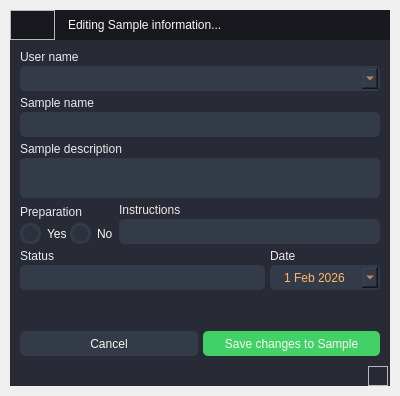
The window that src/app/ui/qt/editsampledialog.ui (AIR-G-UFOP/Saturn-SampleLog) describes before a commit, drawn with Qt 5.
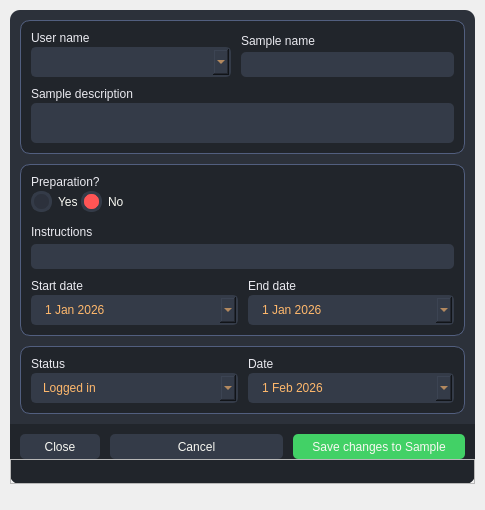
The same window after the commit. Icons and pictures are not drawn.

Patch:
```diff
--- a/src/app/ui/qt/editsampledialog.ui
+++ b/src/app/ui/qt/editsampledialog.ui
@@ -6,10 +6,28 @@
    <rect>
     <x>0</x>
     <y>0</y>
-    <width>400</width>
-    <height>396</height>
+    <width>485</width>
+    <height>510</height>
    </rect>
   </property>
+  <property name="sizePolicy">
+   <sizepolicy hsizetype="Preferred" vsizetype="Minimum">
+    <horstretch>0</horstretch>
+    <verstretch>0</verstretch>
+   </sizepolicy>
+  </property>
+  <property name="minimumSize">
+   <size>
+    <width>440</width>
+    <height>510</height>
+   </size>
+  </property>
+  <property name="maximumSize">
+   <size>
+    <width>750</width>
+    <height>510</height>
+   </size>
+  </property>
   <property name="windowTitle">
    <string>Dialog</string>
   </property>
@@ -18,39 +36,32 @@
 	color: #F8F8F2;
 	font: 8pt &quot;Inter 24pt Medium&quot;;
 }
-/* Bg App */
 #bgApp {	
-	background-color: #282A36;
+	background-color: rgb(44, 49, 58);
+	border-radius: 10px;
 }
-#contentTopBg {
-	background-color: #19181f;
+#ContentBox {border-radius: 10px;}
+#bottomBar {
+	background-color: rgb(33, 37, 43);
+	border-bottom-left-radius: 10px;
+	border-bottom-right-radius: 10px;
 }
-#topLogo {
-	background-image: url(:/imagem/images/saturn_logo.png);
-	background-position: center;
-	background-repeat: no-repeat;
+#bgPrep {
+	background-color: rgb(33, 37, 43);
+	border-radius: 10px;
+	border: 1px solid #525f7f;
 }
-#titleRightInfo { 
-	padding-left: 10px;
- }
-#closeAppBtn{ background-color: rgba(255, 255, 255, 0); border: none; }
-#closeAppBtn:hover{ background-color:#ff5555;}
-#closeAppBtn:pressed { background-color:rgb(193, 64, 64); border-style: solid;}
-/* Bottom Bar */
-#bottomBar { background-color: #282A36; }
-#bottomBar QLabel { font-size: 10px; color: rgb(113, 126, 149);}
-#bottomBar .QProgressBar {
-	border-radius: 5px;
-	background-color: rgb(52, 59, 72);
-	text-align: center;
-	color:  rgb(33, 37, 43);
-	font-size: 9px;
+#bgStatus {
+	background-color: rgb(33, 37, 43);
+	border-radius: 10px;
+	border: 1px solid #525f7f;
 }
-#bottomBar .QProgressBar::chunk {
-    background-color: #50FA7B;      
-    border-radius: 5px;
+#bgSample {
+	background-color: rgb(33, 37, 43);
+	border-radius: 10px;
+	border: 1px solid #525f7f;
 }
-/*Button */
+
 #btn_saveSample {
 	border-radius: 5px;	
 	border: none;
@@ -73,8 +84,17 @@
 #btn_cancel:pressed {
 	background-color: rgb(52, 59, 72);
 }
-
-/*LineEdit */
+#btn_close {
+	border-radius: 5px;	
+	border: none;
+	background-color: rgb(52, 59, 72);
+}
+#btn_close:hover {
+	background-color: #FF5555;
+}
+#btn_close:pressed {
+	background-color: rgb(52, 59, 72);
+}
 #content .QLineEdit {
 	background-color: rgb(52, 59, 72);
 	border-radius: 5px;
@@ -90,7 +110,6 @@
 	border: 2px solid rgb(91, 101, 124);
 }
 
-/*TextEdit */
 #content .QTextEdit {
 	background-color: rgb(52, 59, 72);
 	border-radius: 5px;
@@ -106,13 +125,11 @@
 	border: 2px solid rgb(91, 101, 124);
 }
 
-/*QLabel */
-#content .QLabel {
+QLabel {
 	color: #EAEAF0;
 	font: 8pt &quot;Inter 24pt Medium&quot;;
 }
 
-/*RadioButton */
 QRadioButton::indicator {
     border: 3px solid rgb(52, 59, 72);
 	width: 15px;
@@ -124,11 +141,14 @@
 QRadioButton::indicator:hover {
     border: 3px solid rgb(58, 66, 81);
 }
-QRadioButton::indicator:checked {
-    background: 3px solid #ffb86c;
+#prepNo::indicator:checked {
+    background: 3px solid #ff5555;
 	border: 3px solid rgb(52, 59, 72);	
 }
-/*ComboBox */
+#prepYes::indicator:checked {
+    background: 3px solid rgb(66, 209, 102);
+	border: 3px solid rgb(52, 59, 72);	
+}
 QComboBox{
 	background-color: rgb(52, 59, 72);
 	border-radius: 5px;
@@ -190,8 +210,7 @@
 	background-color: rgb(33, 37, 43);
 	padding: 10px;
 	selection-background-color: rgb(39, 44, 54);
-}
-</string>
+}</string>
   </property>
   <layout class="QVBoxLayout" name="verticalLayout">
    <property name="spacing">
@@ -209,8 +228,14 @@
    <property name="bottomMargin">
     <number>10</number>
    </property>
-   <item>
+   <item alignment="Qt::AlignTop">
     <widget class="QFrame" name="bgApp">
+     <property name="sizePolicy">
+      <sizepolicy hsizetype="Preferred" vsizetype="Expanding">
+       <horstretch>0</horstretch>
+       <verstretch>0</verstretch>
+      </sizepolicy>
+     </property>
      <property name="styleSheet">
       <string notr="true"/>
      </property>
@@ -260,124 +285,6 @@
          <property name="bottomMargin">
           <number>0</number>
          </property>
-         <item>
-          <widget class="QFrame" name="contentTopBg">
-           <property name="minimumSize">
-            <size>
-             <width>0</width>
-             <height>30</height>
-            </size>
-           </property>
-           <property name="maximumSize">
-            <size>
-             <width>16777215</width>
-             <height>30</height>
-            </size>
-           </property>
-           <property name="frameShape">
-            <enum>QFrame::NoFrame</enum>
-           </property>
-           <property name="frameShadow">
-            <enum>QFrame::Raised</enum>
-           </property>
-           <layout class="QHBoxLayout" name="horizontalLayout">
-            <property name="spacing">
-             <number>0</number>
-            </property>
-            <property name="leftMargin">
-             <number>0</number>
-            </property>
-            <property name="topMargin">
-             <number>0</number>
-            </property>
-            <property name="rightMargin">
-             <number>0</number>
-            </property>
-            <property name="bottomMargin">
-             <number>0</number>
-            </property>
-            <item>
-             <widget class="QFrame" name="titleGripFrame">
-              <property name="frameShape">
-               <enum>QFrame::NoFrame</enum>
-              </property>
-              <property name="frameShadow">
-               <enum>QFrame::Raised</enum>
-              </property>
-              <layout class="QHBoxLayout" name="horizontalLayout_2">
-               <property name="spacing">
-                <number>0</number>
-               </property>
-               <property name="leftMargin">
-                <number>0</number>
-               </property>
-               <property name="topMargin">
-                <number>0</number>
-               </property>
-               <property name="rightMargin">
-                <number>0</number>
-               </property>
-               <property name="bottomMargin">
-                <number>0</number>
-               </property>
-               <item>
-                <widget class="QFrame" name="topLogo">
-                 <property name="minimumSize">
-                  <size>
-                   <width>45</width>
-                   <height>30</height>
-                  </size>
-                 </property>
-                 <property name="maximumSize">
-                  <size>
-                   <width>45</width>
-                   <height>30</height>
-                  </size>
-                 </property>
-                 <property name="frameShape">
-                  <enum>QFrame::StyledPanel</enum>
-                 </property>
-                 <property name="frameShadow">
-                  <enum>QFrame::Raised</enum>
-                 </property>
-                </widget>
-               </item>
-               <item>
-                <widget class="QLabel" name="titleRightInfo">
-                 <property name="text">
-                  <string>Editing Sample information...</string>
-                 </property>
-                </widget>
-               </item>
-               <item>
-                <widget class="QPushButton" name="closeAppBtn">
-                 <property name="minimumSize">
-                  <size>
-                   <width>35</width>
-                   <height>30</height>
-                  </size>
-                 </property>
-                 <property name="maximumSize">
-                  <size>
-                   <width>35</width>
-                   <height>30</height>
-                  </size>
-                 </property>
-                 <property name="text">
-                  <string/>
-                 </property>
-                 <property name="icon">
-                  <iconset resource="../resources/resources.qrc">
-                   <normaloff>:/icons/icons/cil-close.png</normaloff>:/icons/icons/cil-close.png</iconset>
-                 </property>
-                </widget>
-               </item>
-              </layout>
-             </widget>
-            </item>
-           </layout>
-          </widget>
-         </item>
          <item>
           <widget class="QFrame" name="contentBottom">
            <property name="frameShape">
@@ -410,9 +317,33 @@
               <property name="frameShadow">
                <enum>QFrame::Raised</enum>
               </property>
+              <layout class="QVBoxLayout" name="verticalLayout_16">
+               <property name="spacing">
+                <number>10</number>
+               </property>
+               <property name="leftMargin">
+                <number>10</number>
+               </property>
+               <property name="topMargin">
+                <number>10</number>
+               </property>
+               <property name="rightMargin">
+                <number>10</number>
+               </property>
+               <property name="bottomMargin">
+                <number>10</number>
+               </property>
+               <item alignment="Qt::AlignTop">
+                <widget class="QFrame" name="bgSample">
+                 <property name="frameShape">
+                  <enum>QFrame::NoFrame</enum>
+                 </property>
+                 <property name="frameShadow">
+                  <enum>QFrame::Raised</enum>
+                 </property>
               <layout class="QVBoxLayout" name="verticalLayout_11">
                <property name="spacing">
-                <number>5</number>
+                   <number>10</number>
                </property>
                <property name="leftMargin">
                 <number>10</number>
@@ -424,6 +355,11 @@
                 <number>10</number>
                </property>
                <property name="bottomMargin">
+                   <number>10</number>
+                  </property>
+                  <item>
+                   <layout class="QHBoxLayout" name="horizontalLayout_2">
+                    <property name="spacing">
                 <number>10</number>
                </property>
                <item>
@@ -442,16 +378,19 @@
                   <widget class="QComboBox" name="userName">
                    <property name="minimumSize">
                     <size>
-                     <width>25</width>
-                     <height>25</height>
+                          <width>200</width>
+                          <height>30</height>
                     </size>
                    </property>
                    <property name="maximumSize">
                     <size>
                      <width>16777215</width>
-                     <height>25</height>
-                    </size>
-                   </property>
+                          <height>30</height>
+                         </size>
+                        </property>
+                        <property name="cursor">
+                         <cursorShape>PointingHandCursor</cursorShape>
+                        </property>
                   </widget>
                  </item>
                 </layout>
@@ -486,6 +425,8 @@
                  </item>
                 </layout>
                </item>
+                   </layout>
+                  </item>
                <item>
                 <layout class="QVBoxLayout" name="verticalLayout_7">
                  <property name="spacing">
@@ -516,8 +457,33 @@
                  </item>
                 </layout>
                </item>
-               <item>
-                <layout class="QHBoxLayout" name="horizontalLayout_5">
+                 </layout>
+                </widget>
+               </item>
+               <item alignment="Qt::AlignTop">
+                <widget class="QFrame" name="bgPrep">
+                 <property name="frameShape">
+                  <enum>QFrame::NoFrame</enum>
+                 </property>
+                 <property name="frameShadow">
+                  <enum>QFrame::Raised</enum>
+                 </property>
+                 <layout class="QVBoxLayout" name="verticalLayout_15">
+                  <property name="spacing">
+                   <number>10</number>
+                  </property>
+                  <property name="leftMargin">
+                   <number>10</number>
+                  </property>
+                  <property name="topMargin">
+                   <number>10</number>
+                  </property>
+                  <property name="rightMargin">
+                   <number>10</number>
+                  </property>
+                  <property name="bottomMargin">
+                   <number>10</number>
+                  </property>
                  <item>
                   <layout class="QVBoxLayout" name="verticalLayout_9">
                    <property name="spacing">
@@ -526,7 +492,7 @@
                    <item>
                     <widget class="QLabel" name="label_5">
                      <property name="text">
-                      <string>Preparation</string>
+                       <string>Preparation?</string>
                      </property>
                     </widget>
                    </item>
@@ -544,12 +510,64 @@
                        <property name="text">
                         <string>No</string>
                        </property>
-                      </widget>
-                     </item>
+                        <property name="checked">
+                         <bool>true</bool>
+                        </property>
+                       </widget>
+                      </item>
+                      <item>
+                       <spacer name="horizontalSpacer">
+                        <property name="orientation">
+                         <enum>Qt::Horizontal</enum>
+                        </property>
+                        <property name="sizeHint" stdset="0">
+                         <size>
+                          <width>40</width>
+                          <height>20</height>
+                         </size>
+                        </property>
+                       </spacer>
+                      </item>
                     </layout>
                    </item>
                   </layout>
                  </item>
+                  <item alignment="Qt::AlignTop">
+                   <widget class="QFrame" name="bgPrepBottom">
+                    <property name="minimumSize">
+                     <size>
+                      <width>0</width>
+                      <height>103</height>
+                     </size>
+                    </property>
+                    <property name="maximumSize">
+                     <size>
+                      <width>16777215</width>
+                      <height>16777215</height>
+                     </size>
+                    </property>
+                    <property name="frameShape">
+                     <enum>QFrame::NoFrame</enum>
+                    </property>
+                    <property name="frameShadow">
+                     <enum>QFrame::Raised</enum>
+                    </property>
+                    <layout class="QVBoxLayout" name="verticalLayout_17">
+                     <property name="spacing">
+                      <number>10</number>
+                     </property>
+                     <property name="leftMargin">
+                      <number>0</number>
+                     </property>
+                     <property name="topMargin">
+                      <number>0</number>
+                     </property>
+                     <property name="rightMargin">
+                      <number>0</number>
+                     </property>
+                     <property name="bottomMargin">
+                      <number>0</number>
+                     </property>
                  <item>
                   <layout class="QVBoxLayout" name="verticalLayout_8">
                    <property name="spacing">
@@ -580,10 +598,110 @@
                    </item>
                   </layout>
                  </item>
-                </layout>
-               </item>
+                     <item>
+                      <layout class="QHBoxLayout" name="horizontalLayout">
+                       <property name="spacing">
+                        <number>10</number>
+                       </property>
+                       <item>
+                        <layout class="QVBoxLayout" name="verticalLayout_14">
+                         <property name="spacing">
+                          <number>2</number>
+                         </property>
+                         <item>
+                          <widget class="QLabel" name="label_8">
+                           <property name="text">
+                            <string>Start date</string>
+                           </property>
+                          </widget>
+                         </item>
+                         <item>
+                          <widget class="QDateEdit" name="startDate">
+                           <property name="cursor">
+                            <cursorShape>PointingHandCursor</cursorShape>
+                           </property>
+                           <property name="minimumDate">
+                            <date>
+                             <year>2026</year>
+                             <month>1</month>
+                             <day>1</day>
+                            </date>
+                           </property>
+                           <property name="calendarPopup">
+                            <bool>true</bool>
+                           </property>
+                          </widget>
+                         </item>
+                        </layout>
+                       </item>
+                       <item>
+                        <layout class="QVBoxLayout" name="verticalLayout_13">
+                         <property name="spacing">
+                          <number>2</number>
+                         </property>
+                         <item>
+                          <widget class="QLabel" name="label_9">
+                           <property name="text">
+                            <string>End date</string>
+                           </property>
+                          </widget>
+                         </item>
+                         <item>
+                          <widget class="QDateEdit" name="endDate">
+                           <property name="cursor">
+                            <cursorShape>PointingHandCursor</cursorShape>
+                           </property>
+                           <property name="minimumDate">
+                            <date>
+                             <year>2026</year>
+                             <month>1</month>
+                             <day>1</day>
+                            </date>
+                           </property>
+                           <property name="calendarPopup">
+                            <bool>true</bool>
+                           </property>
+                          </widget>
+                         </item>
+                        </layout>
+                       </item>
+                      </layout>
+                     </item>
+                    </layout>
+                   </widget>
+                  </item>
+                 </layout>
+                </widget>
+               </item>
+               <item alignment="Qt::AlignTop">
+                <widget class="QFrame" name="bgStatus">
+                 <property name="frameShape">
+                  <enum>QFrame::NoFrame</enum>
+                 </property>
+                 <property name="frameShadow">
+                  <enum>QFrame::Raised</enum>
+                 </property>
+                 <layout class="QVBoxLayout" name="verticalLayout_12">
+                  <property name="spacing">
+                   <number>10</number>
+                  </property>
+                  <property name="leftMargin">
+                   <number>10</number>
+                  </property>
+                  <property name="topMargin">
+                   <number>10</number>
+                  </property>
+                  <property name="rightMargin">
+                   <number>10</number>
+                  </property>
+                  <property name="bottomMargin">
+                   <number>10</number>
+                  </property>
                <item>
                 <layout class="QHBoxLayout" name="horizontalLayout_6">
+                    <property name="spacing">
+                     <number>10</number>
+                    </property>
                  <item>
                   <layout class="QVBoxLayout" name="verticalLayout_10">
                    <property name="spacing">
@@ -597,19 +715,62 @@
                     </widget>
                    </item>
                    <item>
-                    <widget class="QLineEdit" name="status">
+                       <widget class="QComboBox" name="status">
                      <property name="minimumSize">
                       <size>
                        <width>0</width>
-                       <height>25</height>
+                          <height>30</height>
                       </size>
                      </property>
                      <property name="maximumSize">
                       <size>
                        <width>16777215</width>
-                       <height>25</height>
-                      </size>
-                     </property>
+                          <height>30</height>
+                         </size>
+                        </property>
+                        <property name="cursor">
+                         <cursorShape>PointingHandCursor</cursorShape>
+                        </property>
+                        <item>
+                         <property name="text">
+                          <string>Logged in</string>
+                         </property>
+                        </item>
+                        <item>
+                         <property name="text">
+                          <string>Preparation in progress...</string>
+                         </property>
+                        </item>
+                        <item>
+                         <property name="text">
+                          <string>Preparation completed</string>
+                         </property>
+                        </item>
+                        <item>
+                         <property name="text">
+                          <string>Analysis in progress...</string>
+                         </property>
+                        </item>
+                        <item>
+                         <property name="text">
+                          <string>Analysis completed</string>
+                         </property>
+                        </item>
+                        <item>
+                         <property name="text">
+                          <string>Data Reduction in progress...</string>
+                         </property>
+                        </item>
+                        <item>
+                         <property name="text">
+                          <string>Data Reduction completed</string>
+                         </property>
+                        </item>
+                        <item>
+                         <property name="text">
+                          <string>Sent back to User</string>
+                         </property>
+                        </item>
                     </widget>
                    </item>
                   </layout>
@@ -631,15 +792,18 @@
                      <property name="minimumSize">
                       <size>
                        <width>110</width>
-                       <height>25</height>
+                          <height>30</height>
                       </size>
                      </property>
                      <property name="maximumSize">
                       <size>
                        <width>16777215</width>
-                       <height>25</height>
-                      </size>
-                     </property>
+                          <height>30</height>
+                         </size>
+                        </property>
+                        <property name="cursor">
+                         <cursorShape>PointingHandCursor</cursorShape>
+                        </property>
                      <property name="minimumDate">
                       <date>
                        <year>2026</year>
@@ -656,21 +820,98 @@
                  </item>
                 </layout>
                </item>
+                 </layout>
+                </widget>
+               </item>
+              </layout>
+             </widget>
+            </item>
                <item>
-                <spacer name="verticalSpacer">
-                 <property name="orientation">
-                  <enum>Qt::Vertical</enum>
-                 </property>
-                 <property name="sizeHint" stdset="0">
+             <widget class="QFrame" name="bottomBar">
+              <property name="minimumSize">
+               <size>
+                <width>0</width>
+                <height>60</height>
+               </size>
+              </property>
+              <property name="maximumSize">
                   <size>
-                   <width>20</width>
-                   <height>40</height>
-                  </size>
-                 </property>
-                </spacer>
-               </item>
+                <width>16777215</width>
+                <height>60</height>
+               </size>
+              </property>
+              <property name="frameShape">
+               <enum>QFrame::NoFrame</enum>
+              </property>
+              <property name="frameShadow">
+               <enum>QFrame::Raised</enum>
+              </property>
+              <layout class="QVBoxLayout" name="verticalLayout_19">
+               <property name="spacing">
+                <number>0</number>
+               </property>
+               <property name="leftMargin">
+                <number>0</number>
+               </property>
+               <property name="topMargin">
+                <number>0</number>
+               </property>
+               <property name="rightMargin">
+                <number>0</number>
+               </property>
+               <property name="bottomMargin">
+                <number>0</number>
+               </property>
                <item>
-                <layout class="QHBoxLayout" name="horizontalLayout_7">
+                <widget class="QFrame" name="frame_2">
+                 <property name="frameShape">
+                  <enum>QFrame::NoFrame</enum>
+                 </property>
+                 <property name="frameShadow">
+                  <enum>QFrame::Raised</enum>
+                 </property>
+                 <layout class="QHBoxLayout" name="horizontalLayout_3">
+                  <property name="spacing">
+                   <number>10</number>
+                  </property>
+                  <property name="leftMargin">
+                   <number>10</number>
+                  </property>
+                  <property name="topMargin">
+                   <number>10</number>
+                  </property>
+                  <property name="rightMargin">
+                   <number>10</number>
+                  </property>
+                  <property name="bottomMargin">
+                   <number>0</number>
+                  </property>
+                  <item>
+                   <widget class="QPushButton" name="btn_close">
+                    <property name="minimumSize">
+                     <size>
+                      <width>0</width>
+                      <height>25</height>
+                     </size>
+                    </property>
+                    <property name="maximumSize">
+                     <size>
+                      <width>80</width>
+                      <height>25</height>
+                     </size>
+                    </property>
+                    <property name="cursor">
+                     <cursorShape>PointingHandCursor</cursorShape>
+                    </property>
+                    <property name="text">
+                     <string>Close</string>
+                    </property>
+                    <property name="icon">
+                     <iconset resource="../resources/resources.qrc">
+                      <normaloff>:/icons/icons/cil-close.png</normaloff>:/icons/icons/cil-close.png</iconset>
+                    </property>
+                   </widget>
+                  </item>
                  <item>
                   <widget class="QPushButton" name="btn_cancel">
                    <property name="minimumSize">
@@ -707,34 +948,24 @@
                    <property name="text">
                     <string>Save changes to Sample</string>
                    </property>
-                  </widget>
-                 </item>
-                </layout>
+                    <property name="icon">
+                     <iconset resource="../resources/resources.qrc">
+                      <normaloff>:/icons/icons/cill-ok-filled.png</normaloff>:/icons/icons/cill-ok-filled.png</iconset>
+                    </property>
+                   </widget>
                </item>
               </layout>
              </widget>
             </item>
             <item>
-             <widget class="QFrame" name="bottomBar">
-              <property name="minimumSize">
-               <size>
-                <width>0</width>
-                <height>20</height>
-               </size>
-              </property>
-              <property name="maximumSize">
-               <size>
-                <width>16777215</width>
-                <height>20</height>
-               </size>
-              </property>
+                <widget class="QFrame" name="frame_3">
               <property name="frameShape">
-               <enum>QFrame::NoFrame</enum>
+                  <enum>QFrame::StyledPanel</enum>
               </property>
               <property name="frameShadow">
                <enum>QFrame::Raised</enum>
               </property>
-              <layout class="QHBoxLayout" name="horizontalLayout_3">
+                 <layout class="QHBoxLayout" name="horizontalLayout_5">
                <property name="spacing">
                 <number>0</number>
                </property>
@@ -745,7 +976,7 @@
                 <number>0</number>
                </property>
                <property name="rightMargin">
-                <number>2</number>
+                   <number>0</number>
                </property>
                <property name="bottomMargin">
                 <number>0</number>
@@ -772,11 +1003,14 @@
                   </size>
                  </property>
                  <property name="frameShape">
-                  <enum>QFrame::StyledPanel</enum>
+                     <enum>QFrame::NoFrame</enum>
                  </property>
                  <property name="frameShadow">
                   <enum>QFrame::Raised</enum>
                  </property>
+                   </widget>
+                  </item>
+                 </layout>
                 </widget>
                </item>
               </layout>
```
Left out of the diff: 16 changed lines with no effect on the pictures. Lines whose indentation alone changed are shown as unchanged.
